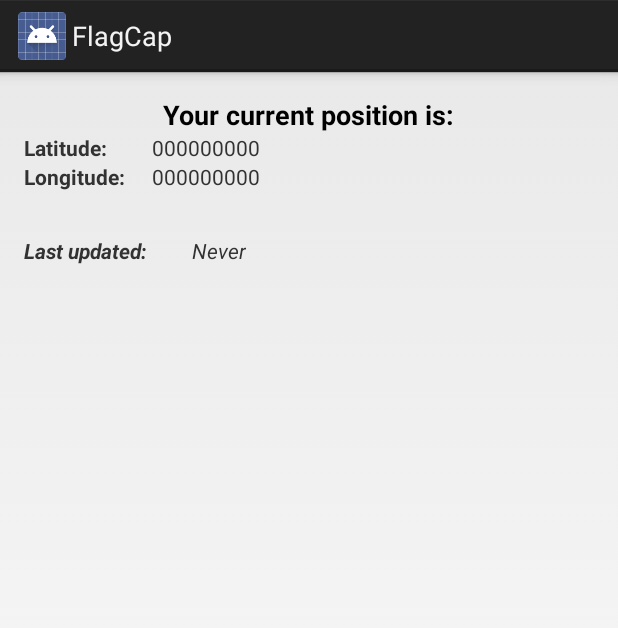
After one commit to Eclipse5599/project, an Android app: the layout activity_location.xml on its own in the app's theme, with its tools: preview values and no code run, on a phone screen of 412 x 824 dp. The commit adds this screen. Shown: the top 628 px of the screen. Run offline under Robolectric (Android 15) with nearby library versions, the light colour scheme and no system bars.

Commit message:
Added a location tracker with strings, some styles and googleApi to the gradle file

```diff
--- a/FlagCap/app/build.gradle
+++ b/FlagCap/app/build.gradle
@@ -22,4 +22,5 @@ android {
 dependencies {
     compile fileTree(dir: 'libs', include: ['*.jar'])
     compile 'com.android.support:appcompat-v7:22.2.0'
+    compile 'com.google.android.gms:play-services:7.5.0'
 }
--- a/FlagCap/app/src/main/AndroidManifest.xml
+++ b/FlagCap/app/src/main/AndroidManifest.xml
@@ -1,6 +1,9 @@
 <?xml version="1.0" encoding="utf-8"?>
 <manifest xmlns:android="http://schemas.android.com/apk/res/android"
     package="com.sammy.edward.flagcap" >
+
+    <!-- Permission usage -->
+    <uses-permission android:name="android.permission.ACCESS_FINE_LOCATION"/>
 
     <application
         android:allowBackup="true"
--- /dev/null
+++ b/FlagCap/app/src/main/res/layout/activity_location.xml
@@ -0,0 +1,88 @@
+<?xml version="1.0" encoding="utf-8"?>
+<RelativeLayout
+    xmlns:android="http://schemas.android.com/apk/res/android"
+    xmlns:tools="http://schemas.android.com/tools"
+    android:layout_width="match_parent"
+    android:layout_height="match_parent"
+    android:paddingLeft="@dimen/activity_horizontal_margin"
+    android:paddingRight="@dimen/activity_horizontal_margin"
+    android:paddingTop="@dimen/activity_vertical_margin"
+    android:paddingBottom="@dimen/activity_vertical_margin"
+    tools:context=".LocationActivity"
+    android:id="@+id/location_activity">
+
+    <TextView
+        android:id="@+id/location_constant_message"
+        android:layout_width="wrap_content"
+        android:layout_height="wrap_content"
+        android:layout_centerHorizontal="true"
+        android:text="@string/location_message"
+        android:textAppearance="@style/TitleText"
+    />
+
+    <TextView
+        android:id="@+id/location_latitude"
+        android:layout_width="wrap_content"
+        android:layout_height="wrap_content"
+        android:layout_below="@id/location_constant_message"
+        android:text="@string/location_latitude"
+        android:textStyle="bold"
+    />
+
+    <TextView
+        android:id="@+id/location_latitude_value"
+        android:layout_width="wrap_content"
+        android:layout_height="wrap_content"
+        android:layout_marginLeft="30dp"
+        android:layout_marginStart="30dp"
+        android:layout_alignBottom="@id/location_latitude"
+        android:layout_toRightOf="@id/location_latitude"
+        android:layout_toEndOf="@id/location_latitude"
+        android:text="@string/location_latitude_value"
+    />
+
+    <TextView
+        android:id="@+id/location_longitude"
+        android:layout_width="wrap_content"
+        android:layout_height="wrap_content"
+        android:layout_below="@id/location_latitude"
+        android:text="@string/location_longitude"
+        android:textStyle="bold"
+    />
+
+    <TextView
+        android:id="@+id/location_longitude_value"
+        android:layout_width="wrap_content"
+        android:layout_height="wrap_content"
+        android:layout_alignLeft="@id/location_latitude_value"
+        android:layout_alignStart="@id/location_latitude_value"
+        android:layout_alignBottom="@id/location_longitude"
+        android:layout_toRightOf="@id/location_longitude"
+        android:layout_toEndOf="@id/location_longitude"
+        android:text="@string/location_longitude_value"
+    />
+
+    <TextView
+        android:id="@+id/location_update_pretext"
+        android:layout_width="wrap_content"
+        android:layout_height="wrap_content"
+        android:layout_marginTop="30dp"
+        android:layout_below="@id/location_longitude"
+        android:text="@string/location_default_update_pretext"
+        android:textStyle="bold|italic"
+    />
+
+    <TextView
+        android:id="@+id/location_time_updated"
+        android:layout_width="wrap_content"
+        android:layout_height="wrap_content"
+        android:layout_marginLeft="30dp"
+        android:layout_marginStart="30dp"
+        android:layout_alignBottom="@id/location_update_pretext"
+        android:layout_toRightOf="@id/location_update_pretext"
+        android:layout_toEndOf="@id/location_update_pretext"
+        android:text="@string/location_time_updated"
+        android:textStyle="italic"
+    />
+
+</RelativeLayout>
--- a/FlagCap/app/src/main/res/values/strings.xml
+++ b/FlagCap/app/src/main/res/values/strings.xml
@@ -14,6 +14,16 @@
     <string name="counter_button_inc">+</string>
     <string name="counter_button_dec">-</string>
 
+    <!-- Location Tracker -->
+    <string name="location_tracker_title">The impressing location detector</string>
+    <string name="location_message">Your current position is: </string>
+    <string name="location_latitude">Latitude: </string>
+    <string name="location_latitude_value">000000000</string>
+    <string name="location_longitude">Longitude: </string>
+    <string name="location_longitude_value">000000000</string>
+    <string name="location_default_update_pretext">Last updated: </string>
+    <string name="location_time_updated">Never</string>
+
     <!-- Start Menu -->
     <string name="startmenu_title">FlagCap</string>
     <string name="startmenu_startbutton">Start Game</string>
--- a/FlagCap/app/src/main/res/values/styles.xml
+++ b/FlagCap/app/src/main/res/values/styles.xml
@@ -5,4 +5,12 @@
         <!-- Customize your theme here. -->
     </style>
 
+    <style name="TitleText" parent="@android:style/TextAppearance.Medium">
+        <item name="android:textStyle">bold</item>
+    </style>
+
+    <style name="ContentText" parent="@android:style/TextAppearance.Small">
+        <item name="android:textColor">#ff7000</item>
+    </style>
+
 </resources>
```
Also changed, not shown: FlagCap/app/src/main/java/com/sammy/edward/flagcap/LocationActivity.java (added, +128 -0 lines), 1 other file.
